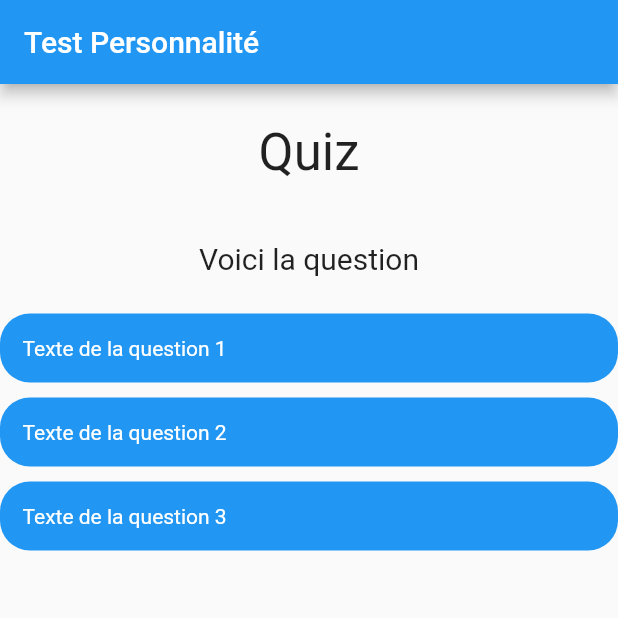
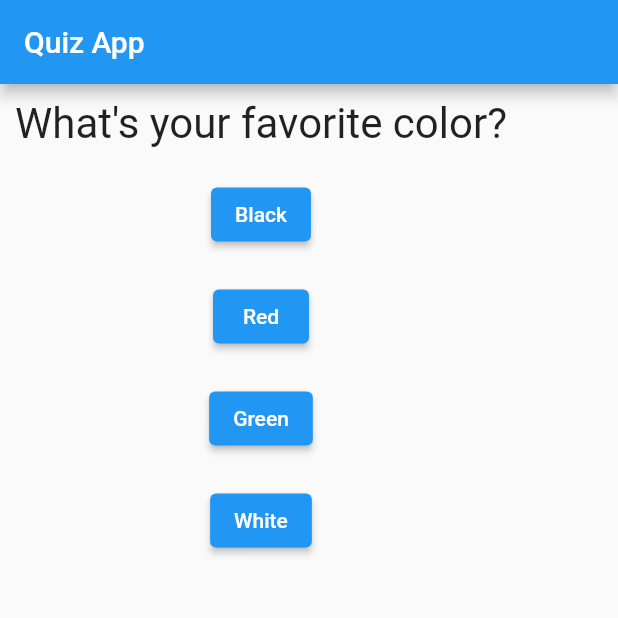
Before and after one commit to BresThomas/TheRealMe, a Flutter app: the MyHomePage screen opened directly, after a tap on "Faire le Quiz", on a phone screen of 412 x 824 dp, the top half of it. Run offline on Flutter 3.47's test engine with Material 2 defaults, Android fonts, the phone set to English and light mode, and no system bars; missing offline and left inert: kg_charts.

Commit message:
update quiz

```diff
--- a/lib/quiz.dart
+++ b/lib/quiz.dart
@@ -1,173 +1,146 @@
+import 'package:flutter/foundation.dart';
 import 'package:flutter/material.dart';
-import 'package:kg_charts/kg_charts.dart';
-import 'package:radar_charts_app/radar_charts.dart';
 
 class QuizApp extends StatelessWidget {
-  const QuizApp({super.key});
-
-// This widget is the root of your application.
   @override
   Widget build(BuildContext context) {
     return MaterialApp(
-      debugShowCheckedModeBanner: false,
-      title: 'Flutter Demo',
-      theme: ThemeData(
-        primarySwatch: Colors.blue,
+      home: Scaffold(
+        appBar: AppBar(
+          title: Text('Quiz App'),
         ),
-      home: MyHomePage(title: 'Test Personnalité'),
+        body: QuizPage(),
+      ),
     );
   }
 }
 
-class MyHomePage extends StatefulWidget {
-  MyHomePage({super.key, required this.title});
-
-  final String title;
-
+class QuizPage extends StatefulWidget {
   @override
-  State<MyHomePage> createState() => _MyHomePageState();
+  _QuizPageState createState() => _QuizPageState();
 }
 
-class Question {
-  String title;
-  String subtitle;
-  Question(this.title, this.subtitle);
-}
+class _QuizPageState extends State<QuizPage> {
+  int _currentQuestionIndex = 0;
 
-List<Question> questions = [
-  Question('Question 1', 'Texte de la question 1'),
-  Question('Question 2', 'Texte de la question 2'),
-  Question('Question 3', 'Texte de la question 3'),
+  final List<Map<String, Object>> _questions = [
+    {
+      'questionText': 'What\'s your favorite color?',
+      'answers': [
+        {'text': 'Black', 'score': 10, 'category': 'A'},
+        {'text': 'Red', 'score': 5, 'category': 'B'},
+        {'text': 'Green', 'score': 3, 'category': 'C'},
+        {'text': 'White', 'score': 1, 'category': 'D'},
+      ],
+    },
+    {
+      'questionText': 'What\'s your favorite animal?',
+      'answers': [
+        {'text': 'Rabbit', 'score': 3, 'category': 'A'},
+        {'text': 'Snake', 'score': 11, 'category': 'B'},
+        {'text': 'Elephant', 'score': 5, 'category': 'C'},
+        {'text': 'Lion', 'score': 9, 'category': 'D'},
+      ],
+    },
+    {
+      'questionText': 'Who\'s your favorite instructor?',
+      'answers': [
+        {'text': 'Max', 'score': 1, 'category': 'A'},
+        {'text': 'Max', 'score': 1, 'category': 'B'},
+        {'text': 'Max', 'score': 1, 'category': 'C'},
+        {'text': 'Max', 'score': 1, 'category': 'D'},
+      ],
+    },
   ];
 
-class _MyHomePageState extends State<MyHomePage> {
-  int compteur_A = 0;
-  int compteur_B = 0;
-  int compteur_C = 0;
-  int compteur_D = 0;
-  int compteur_E = 0;
-  int compteur_F = 0;
+  int _totalScore = 0;
 
-  void add_to_A() {
+  int somme_A = 0;
+  int somme_B = 0;
+  int somme_C = 0;
+  int somme_D = 0;
+  int somme_E = 0;
+  int somme_F = 0;
+
+  void _resetQuiz() {
     setState(() {
-      compteur_A++;
-      print(compteur_A);
+      _currentQuestionIndex = 0;
+      _totalScore = 0;
     });
   }
 
-  void add_to_B() {
-    setState(() {
-      compteur_B++;
-      print(compteur_B);
-    });
+  void _calculateSum(category) {
+    if (category == 'A') {
+      somme_A += 1;
+      print(somme_A);
+    } else if (category == 'B') {
+      somme_B += 1;
+      print(somme_B);
+    } else if (category == 'C') {
+      somme_C += 1;
+      print(somme_C);
+    } else if (category == 'D') {
+      somme_D += 1;
+      print(somme_D);
+    } else if (category == 'E') {
+      somme_E += 1;
+    } else if (category == 'F') {
+      somme_F += 1;
+    }
   }
 
-  void add_to_C() {
+  void _answerQuestion(int score) {
+    _totalScore += score;
+
     setState(() {
-      compteur_C++;
-      print(compteur_C);
+      _currentQuestionIndex = _currentQuestionIndex + 1;
     });
+
+    if (_currentQuestionIndex < _questions.length) {
+      print('We have more questions!');
+    } else {
+      print('No more questions!');
     }
-
-  void add_to_D() {
-    setState(() {
-      compteur_D++;
-      print(compteur_D);
-    });
-  }
-
-  void add_to_E() {
-    setState(() {
-      compteur_E++;
-      print(compteur_E);
-    });
-  }
-
-  void add_to_F() {
-    setState(() {
-      compteur_F++;
-      print(compteur_F);
-    });
   }
 
   @override
   Widget build(BuildContext context) {
-    return Scaffold(
-      appBar: AppBar(
-        title: Text(widget.title),
+    if (_currentQuestionIndex >= _questions.length) {
+      return Center(child: Text('Finished'));
+    }
+
+    final question = _questions[_currentQuestionIndex];
+    final questionText = question['questionText'];
+    final answers = question['answers'] as List<Map<String, Object>>;
+
+    return Column(
+      children: [
+        Container(
+          margin: EdgeInsets.all(10),
+          child: questionText != null
+              ? Text(
+                  questionText.toString(),
+                  style: TextStyle(fontSize: 28),
+                )
+              : Container(),
         ),
-      body: Center(
-        child: Column(
-          mainAxisAlignment: MainAxisAlignment.center,
-          children: <Widget>[
-            Padding(
-              padding: const EdgeInsets.all(25.0),
-              child: Text(
-                "Quiz",
-                style: TextStyle(fontSize: 34),
-              ),
-            ),
-            Padding(
-              padding: const EdgeInsets.all(15.0),
-              child: Text(
-                "Voici la question",
-                style: TextStyle(fontSize: 20),
-              ),
-            ),
-            Expanded(
-              child: ListView.builder(
-                itemCount: questions.length,
-                itemBuilder: (BuildContext context, int index) {
+        ...(answers != null
+            ? answers.map((answer) {
+                final answerText = answer['text'];
+
                 return Container(
-                    margin: EdgeInsets.only(top: 10.0),
-                    child: Material(
-                      color: Colors.blue,
-                      shape: RoundedRectangleBorder(
-                        borderRadius: BorderRadius.all(Radius.circular(20.0)),
-                      ),
-                      child: InkWell(
-                        borderRadius: BorderRadius.all(Radius.circular(20.0)),
-                        onTap: () {
-                          // Appeler la fonction correspondant à ce bouton
-                          switch (index) {
-                            case 0:
-                              add_to_A();
-                              break;
-                            case 1:
-                              add_to_B();
-                              break;
-                            case 2:
-                              add_to_C();
-                              break;
-                            case 3:
-                              add_to_D();
-                              break;
-                            case 4:
-                              add_to_E();
-                              break;
-                            case 5:
-                              add_to_F();
-                              break;
-                            default:
-                              break;
-                          }
+                  margin: EdgeInsets.all(10),
+                  child: ElevatedButton(
+                    onPressed: () {
+                      _answerQuestion(int.parse(answer['score'].toString()));
+                      _calculateSum(answer['category'].toString());
                     },
-                        child: Container(
-                          padding: EdgeInsets.all(15.0),
-                          child: Text(
-                            questions[index].subtitle,
-                            style: TextStyle(color: Colors.white),
-                          ),
-                        ),
-                      ),
+                    child: Text(answerText.toString()),
                   ),
                 );
-                },
-              ),
-            ),
+              }).toList()
+            : []),
       ],
-        ),
-      ),
     );
   }
 }
--- a/lib/radar_charts.dart
+++ b/lib/radar_charts.dart
@@ -41,11 +41,6 @@ class _MyHomePageState extends State<MyHomePage> {
 
   void _incrementCounter() {
     setState(() {
-      // This call to setState tells the Flutter framework that something has
-      // changed in this State, which causes it to rerun the build method below
-      // so that the display can reflect the updated values. If we changed
-      // _counter without calling setState(), then the build method would not be
-      // called again, and so nothing would appear to happen.
       _counter++;
     });
   }
```
Also changed, not shown: lib/main.dart (+0 -9 lines). Lines whose indentation alone changed are shown as unchanged.
